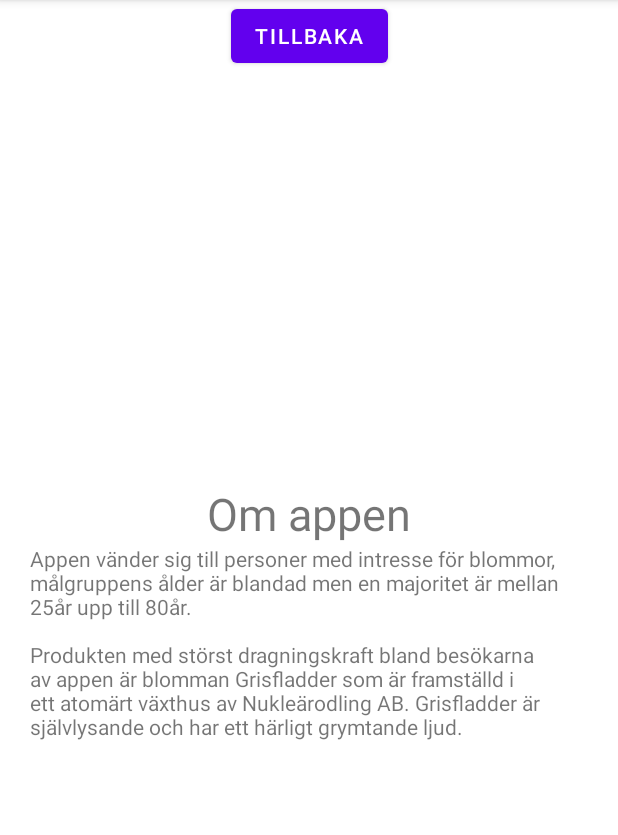
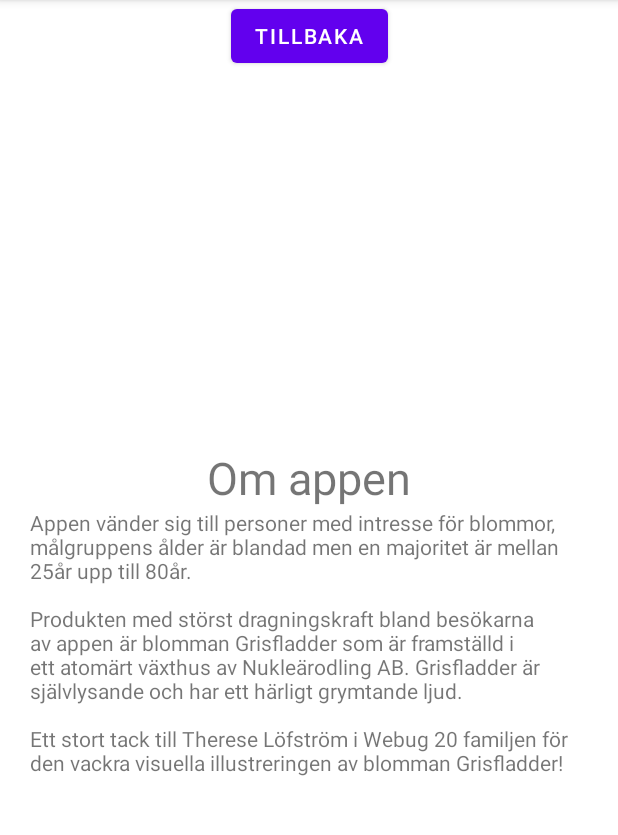
Before and after one commit to i19matla/MatsProjekt, an Android app: the About screen opened directly, with no data from a screen before it, on a phone screen of 412 x 824 dp, the part 84-919 px from its top. Run offline under Robolectric (Android 15) with nearby library versions, the phone set to English and light mode, and no system bars.

Commit message:
Lade till tacktext till Therese Löfström för den vackra illustreringen av Grisfladder och en gitignore fil till zippen.

```diff
--- a/app/src/main/res/layout/activity_about.xml
+++ b/app/src/main/res/layout/activity_about.xml
@@ -36,7 +36,7 @@
             android:id="@+id/textView2"
             android:layout_width="wrap_content"
             android:layout_height="wrap_content"
-            android:text="Appen vänder sig till personer med intresse för blommor, målgruppens ålder är blandad men en majoritet är mellan 25år upp till 80år.\n\nProdukten med störst dragningskraft bland besökarna av appen är blomman Grisfladder som är framställd i ett atomärt växthus av Nukleärodling AB. Grisfladder är självlysande och har ett härligt grymtande ljud."
+            android:text="Appen vänder sig till personer med intresse för blommor, målgruppens ålder är blandad men en majoritet är mellan 25år upp till 80år.\n\nProdukten med störst dragningskraft bland besökarna av appen är blomman Grisfladder som är framställd i ett atomärt växthus av Nukleärodling AB. Grisfladder är självlysande och har ett härligt grymtande ljud.\n\nEtt stort tack till Therese Löfström i Webug 20 familjen för den vackra visuella illustreringen av blomman Grisfladder!"
             android:textSize="14sp"
             android:layout_marginLeft="20dp"
             android:layout_marginRight="20dp"/>
```
Also changed, not shown: 1 other file.
